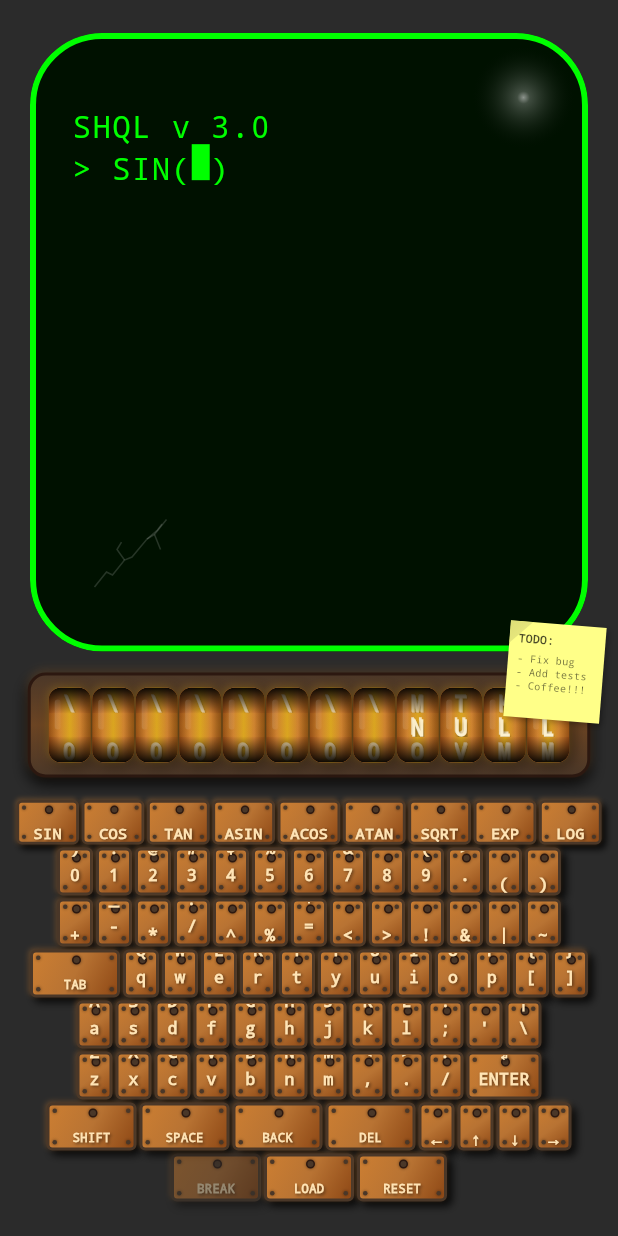
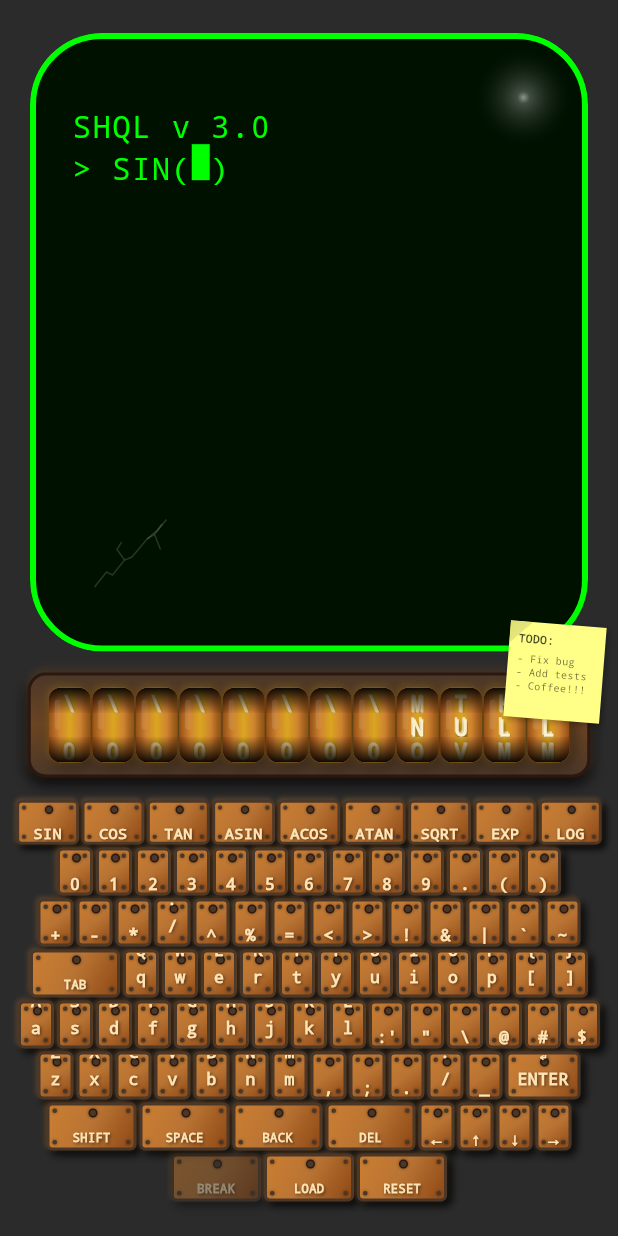
Before and after one commit to Cnasboll/flutterCalculator, a Flutter app: the screen it shows after launch, after a tap on "SIN", on a phone screen of 412 x 824 dp. Run offline on Flutter 3.47's test engine with Material 3 defaults, Android fonts, the phone set to English and light mode, and no system bars; our stand-ins replace audioplayers, file_picker; statements that could not run were skipped.

Commit message:
more of it

```diff
--- a/awesome_calculator/lib/shql/execution/execution_node.dart
+++ b/awesome_calculator/lib/shql/execution/execution_node.dart
@@ -42,12 +42,12 @@ abstract class ExecutionNode {
         thread.onExecutionNodeComplete(this);
       }
       return tickResult;
-    } catch (e) {
+    } /* catch (e) {
       error = e.toString();
       completed = true;
       thread.onExecutionNodeComplete(this);
       return TickResult.completed;
-    } finally {
+    }*/ finally {
       if (completed) {
         if (isLoop) {
           thread.popBreakTarget();
--- a/awesome_calculator/lib/widgets/device_panel.dart
+++ b/awesome_calculator/lib/widgets/device_panel.dart
@@ -229,20 +229,36 @@ class _DevicePanelState extends State<DevicePanel>
   final List<List<String>> _keyboardLayout = [
     ['SIN', 'COS', 'TAN', 'ASIN', 'ACOS', 'ATAN', 'SQRT', 'EXP', 'LOG'],
     ['0', '1', '2', '3', '4', '5', '6', '7', '8', '9', '.', '(', ')'],
-    ['+', '-', '*', '/', '^', '%', '=', '<', '>', '!', '&', '|', '~'],
+    ['+', '-', '*', '/', '^', '%', '=', '<', '>', '!', '&', '|', '`', '~'],
     ['TAB', 'q', 'w', 'e', 'r', 't', 'y', 'u', 'i', 'o', 'p', '[', ']'],
-    ['a', 's', 'd', 'f', 'g', 'h', 'j', 'k', 'l', ';', '\'', '\\'],
-    ['z', 'x', 'c', 'v', 'b', 'n', 'm', ',', '.', '/', 'ENTER'],
+    [
+      'a',
+      's',
+      'd',
+      'f',
+      'g',
+      'h',
+      'j',
+      'k',
+      'l',
+
+      ':'
+          '\'',
+      '"',
+      '\\',
+      '@',
+      '#',
+      '\$',
+    ],
+    ['z', 'x', 'c', 'v', 'b', 'n', 'm', ',', ';', '.', '/', '_', 'ENTER'],
     ['SHIFT', 'SPACE', 'BACK', 'DEL', '←', '↑', '↓', '→'],
     ['BREAK', 'LOAD', 'RESET'],
   ];
 
   // Shift mappings for characters
   final Map<String, String> _shiftMap = {
-    '`': '~', '1': '!', '2': '@', '3': '#', '4': '\$', '5': '%',
-    '6': '^', '7': '&', '8': '*', '9': '(', '0': ')', '-': '_', '=': '+',
-    '[': '{', ']': '}', '\\': '|', ';': ':', '\'': '"',
-    ',': '<', '.': '>', '/': '?',
+    '[': '{', ']': '}',
+    '/': '?',
     'a': 'A', 'b': 'B', 'c': 'C', 'd': 'D', 'e': 'E', 'f': 'F', 'g': 'G',
     'h': 'H', 'i': 'I', 'j': 'J', 'k': 'K', 'l': 'L', 'm': 'M', 'n': 'N',
     'o': 'O', 'p': 'P', 'q': 'Q', 'r': 'R', 's': 'S', 't': 'T', 'u': 'U',
--- a/awesome_calculator/lib/widgets/graph_display.dart
+++ b/awesome_calculator/lib/widgets/graph_display.dart
@@ -23,12 +23,12 @@ class GraphPainter extends CustomPainter {
   @override
   void paint(Canvas canvas, Size size) {
     final gridPaint = Paint()
-      ..color = Colors.green.withOpacity(0.3)
+      ..color = Colors.green.withAlpha(77)
       ..strokeWidth = 0.5
       ..style = PaintingStyle.stroke;
 
     final axisPaint = Paint()
-      ..color = Colors.green.withOpacity(0.6)
+      ..color = Colors.green.withAlpha(153)
       ..strokeWidth = 1.0
       ..style = PaintingStyle.stroke;
 
@@ -39,7 +39,7 @@ class GraphPainter extends CustomPainter {
       ..shader = ui.Gradient.linear(
         const Offset(0, 0),
         Offset(size.width, size.height),
-        [Colors.limeAccent.withOpacity(0.9), Colors.green.withOpacity(0.9)],
+        [Colors.limeAccent.withAlpha(230), Colors.green.withAlpha(230)],
       );
 
     // Draw grid
@@ -106,7 +106,7 @@ class GraphPainter extends CustomPainter {
     if (range == 0) return;
 
     final textStyle = TextStyle(
-      color: Colors.green.withOpacity(0.8),
+      color: Colors.green.withAlpha(204),
       fontSize: 10,
     );
 
--- a/awesome_calculator/lib/widgets/key_button.dart
+++ b/awesome_calculator/lib/widgets/key_button.dart
@@ -147,7 +147,7 @@ class _KeyButtonState extends State<KeyButton>
             blurRadius: 4,
           ),
           BoxShadow(
-            color: const Color(0xFFCD7F32).withOpacity(0.3),
+            color: const Color(0xFFCD7F32).withAlpha(77),
             offset: const Offset(-1, -1),
             blurRadius: 2,
           ),
```
Also changed, not shown: awesome_calculator/lib/shql/execution/runtime.dart (line endings or trailing spaces), 1 other file.
